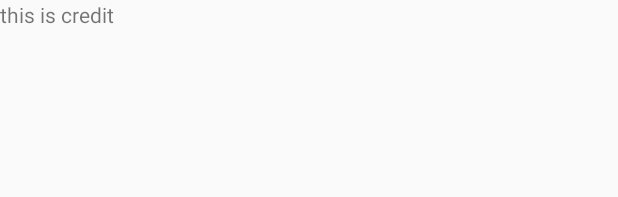
After one commit to Nu2l/MyStore, an Android app: the layout fragment_credit_main.xml on its own in the app's theme, with its tools: preview values and no code run, on a phone screen of 412 x 824 dp. The commit adds this screen. Shown: the top 197 px of the screen. Run offline under Robolectric (Android 15) with nearby library versions, the phone set to English and light mode, and no system bars.

Commit message:
Add Fragment for each menu

```diff
--- a/app/build.gradle
+++ b/app/build.gradle
@@ -30,5 +30,6 @@ dependencies {
     compile 'com.android.support:design:24.2.1'
     compile 'com.loopj.android:android-async-http:1.4.9'
     compile 'com.marshalchen.ultimateandroid:ultimateandroid:0.10.1'
+    compile 'it.neokree:MaterialNavigationDrawer:1.3.3'
     testCompile 'junit:junit:4.12'
 }
--- a/app/src/main/java/com/example/sin/projectone/SignInActivity.java
+++ b/app/src/main/java/com/example/sin/projectone/SignInActivity.java
@@ -74,7 +74,7 @@ public class SignInActivity extends AppCompatActivity {
         return email.contains("@");
     }
     private void navigateToMainActivity(){
-        Intent mainIntent = new Intent(getApplicationContext(),MainActivity.class);
+        Intent mainIntent = new Intent(getApplicationContext(),MainNav.class);
         startActivity(mainIntent);
     }
 }
--- /dev/null
+++ b/app/src/main/res/layout/fragment_credit_main.xml
@@ -0,0 +1,11 @@
+<?xml version="1.0" encoding="utf-8"?>
+<LinearLayout xmlns:android="http://schemas.android.com/apk/res/android"
+    android:orientation="vertical" android:layout_width="match_parent"
+    android:layout_height="match_parent">
+
+    <TextView
+        android:text="this is credit"
+        android:layout_width="match_parent"
+        android:layout_height="wrap_content"
+        android:id="@+id/textView4" />
+</LinearLayout>
--- a/app/src/main/res/values/styles.xml
+++ b/app/src/main/res/values/styles.xml
@@ -17,4 +17,10 @@
 
     <style name="AppTheme.PopupOverlay" parent="ThemeOverlay.AppCompat.Light" />
 
+    <style name="MyNavigationDrawerTheme" parent="MaterialNavigationDrawerTheme">
+        <item name="colorPrimary">#8bc34a</item>
+        <item name="colorPrimaryDark">#558b2f</item>
+        <item name="colorAccent">#FFFFFF</item>
+        <item name="singleAccount">true</item>
+    </style>
 </resources>
```
Also changed, not shown: app/src/main/java/com/example/sin/projectone/MainNav.java (added, +28 -0 lines), app/src/main/java/com/example/sin/projectone/credit/Main.java (added, +22 -0 lines), app/src/main/java/com/example/sin/projectone/help/Main.java (added, +22 -0 lines), app/src/main/java/com/example/sin/projectone/item/Main.java (added, +22 -0 lines), app/src/main/java/com/example/sin/projectone/payment/Main.java (added, +24 -0 lines), app/src/main/java/com/example/sin/projectone/profile/Main.java (added, +22 -0 lines), app/src/main/java/com/example/sin/projectone/receipt/Main.java (added, +22 -0 lines), app/src/main/java/com/example/sin/projectone/report/Main.java (added, +22 -0 lines), app/src/main/res/layout/fragment_help_main.xml (added, +11 -0 lines), app/src/main/res/layout/fragment_item_main.xml (added, +11 -0 lines), app/src/main/res/layout/fragment_payment_main.xml (added, +11 -0 lines), app/src/main/res/layout/fragment_profile_main.xml (added, +11 -0 lines), app/src/main/res/layout/fragment_receipt_main.xml (added, +11 -0 lines), app/src/main/res/layout/fragment_report_main.xml (added, +11 -0 lines).
